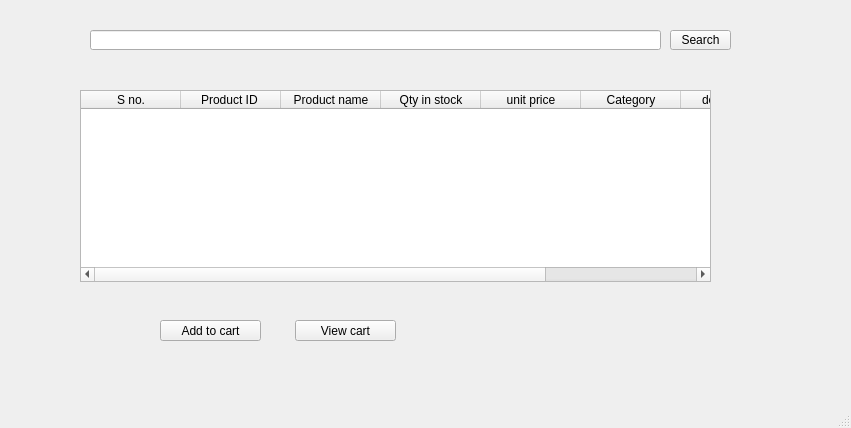
Above: screens/order.ui from affan002/Pharmacy-Management-System before the change. Below: the same form after it.
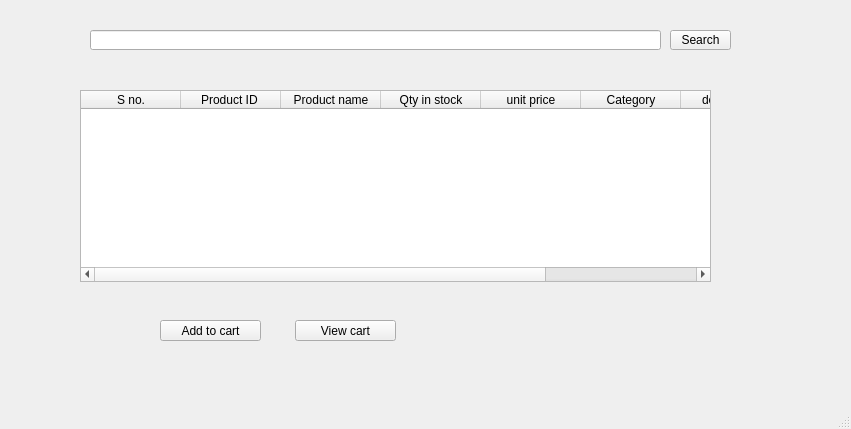
That is the form after the change.

```diff
--- a/screens/order.ui
+++ b/screens/order.ui
@@ -7,7 +7,7 @@
     <x>0</x>
     <y>0</y>
     <width>851</width>
-    <height>428</height>
+    <height>429</height>
    </rect>
   </property>
   <property name="windowTitle">
```
